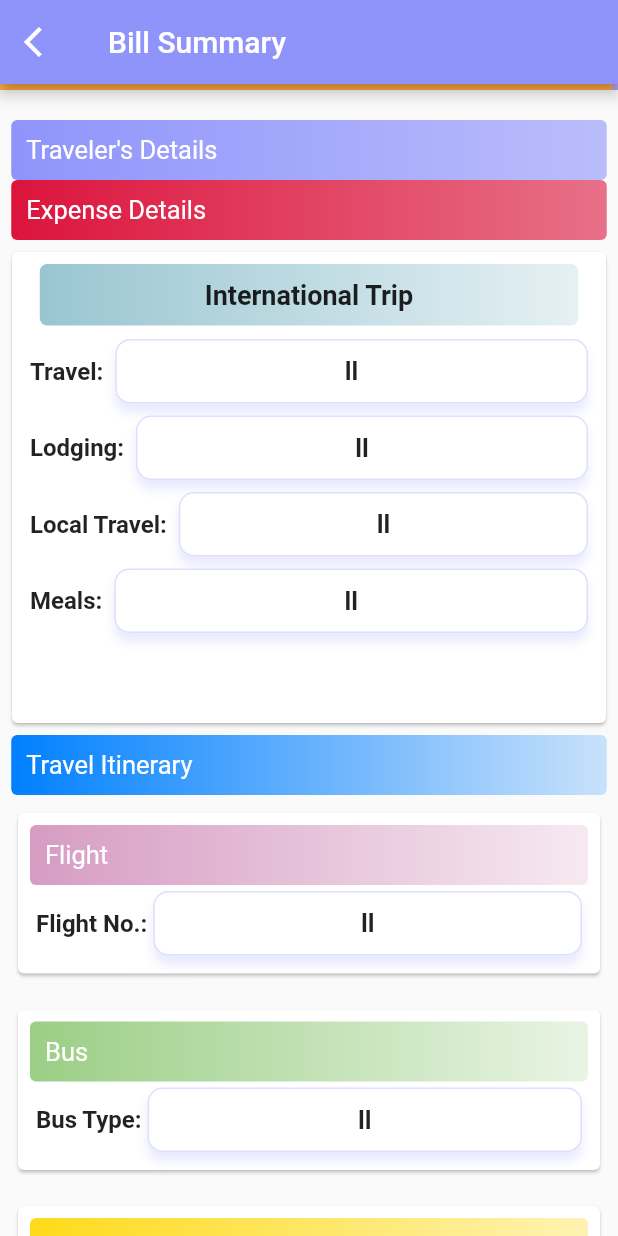
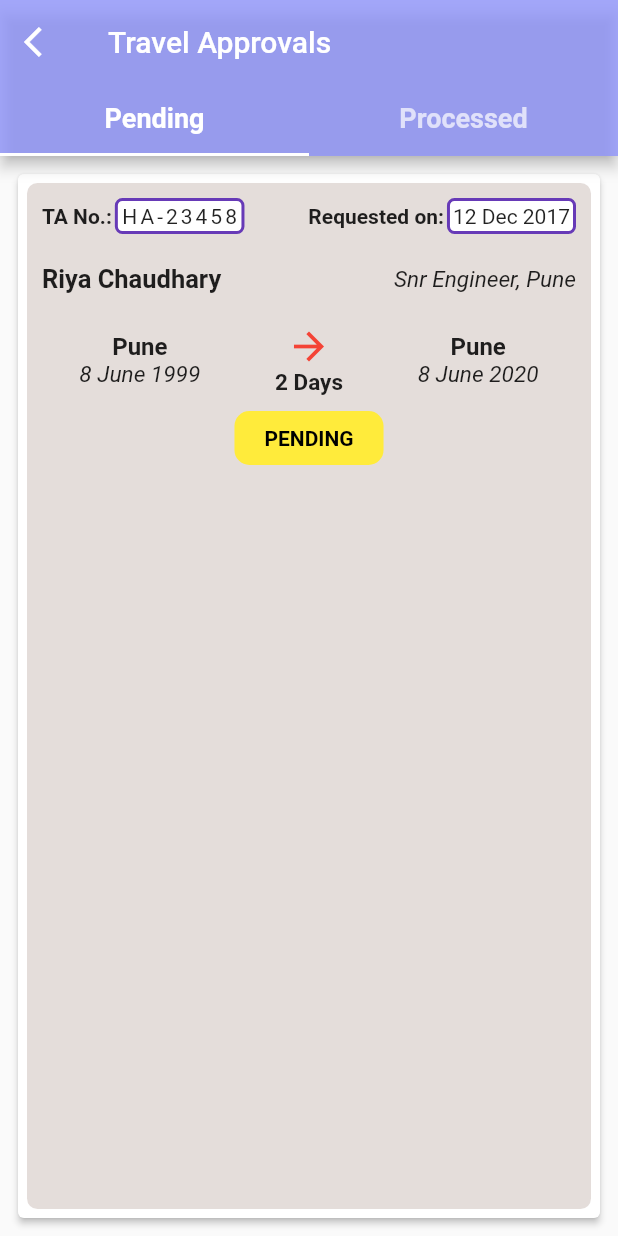
Before and after one commit to Riya-Chaudhary-dev/tar_form, a Flutter app: the screen it shows after launch, on a phone screen of 412 x 824 dp. Run offline on Flutter 3.47's test engine with Material 2 defaults, Android fonts, the phone set to English and light mode, and no system bars; our stand-ins replace firebase_auth, flutter_form_builder, flutter_spinkit, simple_animations; missing offline and left inert: date_range_picker; accounts and stored records are empty.

Commit message:
created travel log and approval pages

```diff
--- a/lib/SummaryPage.dart
+++ b/lib/SummaryPage.dart
@@ -116,11 +116,7 @@ class SummaryPage extends StatelessWidget {
                         padding:
                         EdgeInsets.symmetric(horizontal: 40, vertical: 10),
                         onPressed: () {
-//                      if (_fbKey.currentState.saveAndValidate()) {
-//                        print(_fbKey.currentState.value);
-//                        Scaffold.of(context).showSnackBar(
-//                            SnackBar(content: Text('Processing Data')));
-//                      }
+
                         },
                         color: Colors.red,
                         shape: StadiumBorder(),
--- a/lib/main.dart
+++ b/lib/main.dart
@@ -5,9 +5,9 @@ import 'package:tar_form/editProfile.dart';
 import 'package:tar_form/hotelItinerary.dart';
 import 'package:tar_form/login_page.dart';
 import 'package:tar_form/registration.dart';
+import 'package:tar_form/supervisor_approval_page.dart';
 import 'package:tar_form/travelItinerary.dart';
-import 'package:tar_form/travel_log.dart';
-
+import 'destination_details.dart';
 void main() => runApp(MyApp());
 
 class MyApp extends StatelessWidget {
@@ -23,9 +23,9 @@ class MyApp extends StatelessWidget {
           accentColor: Color.fromRGBO(143, 148, 251, 1),
           splashColor: Color.fromRGBO(143, 148, 251, 1),
         ),
-        home: SummaryPage(),
+        home: ApprovalPage(),
         routes: {
-          TravelLogPage.id: (context) => TravelLogPage(),
+//          TravelLogPage.id: (context) => TravelLogPage(),
           EditProfile.id: (context) => EditProfile(),
           RegistrationPage.id: (context) => RegistrationPage(),
           LoginPage.id: (context) => LoginPage(),
--- /dev/null
+++ b/lib/supervisor_approval_page.dart
@@ -0,0 +1,233 @@
+import 'package:flutter/material.dart';
+import 'dart:math';
+
+class ApprovalPage extends StatefulWidget {
+  @override
+  _ApprovalPageState createState() => _ApprovalPageState();
+}
+
+class _ApprovalPageState extends State<ApprovalPage> {
+
+  @override
+  Widget build(BuildContext context) {
+    return DefaultTabController(
+      length: 2,
+      child: Scaffold(
+        appBar: AppBar(
+          leading: IconButton(
+            icon: Icon(Icons.arrow_back_ios,color: Colors.white,),
+            onPressed: (){
+
+            },
+          ),
+          backgroundColor: Color.fromRGBO(143, 148, 251, 0.8),
+          title: Text(
+            'Travel Approvals',
+            style: TextStyle(color: Colors.white),
+          ),
+          bottom: TabBar(
+
+            indicatorColor: Colors.white,
+            labelColor: Colors.white,
+            labelStyle: TextStyle(fontSize: 18,fontWeight: FontWeight.w600,),
+            tabs: <Widget>[
+              Tab(
+                text: 'Pending',
+              ),
+              Tab(text: 'Processed',)
+            ],
+          ),
+        ),
+        body:TabBarView(children: <Widget>[
+          TravelApprovalCards(),
+          EmptyPage(pendingPage: false,),
+       ]),
+      ),
+    );
+  }
+}
+
+class TravelApprovalCards extends StatelessWidget {
+  TravelApprovalCards({this.ToDate,this.From,this.FromDate,this.status,this.TaNo,this.To});
+  String TaNo;
+  String From;
+  String name;
+  String empid;
+  String department;
+  String To;
+  DateTime RequestedOn;
+  DateTime FromDate;
+  DateTime ToDate;
+  String status;
+  Color color;
+
+  @override
+  Widget build(BuildContext context) {
+    if(status=='approved'){
+      color=Colors.green;
+    }
+    else if(status=='rejected'){
+      color=Colors.red;
+    }
+    else{
+      color=Colors.yellow;
+      status='PENDING';
+    }
+    return GestureDetector(
+      onTap: (){
+      },
+      child: Padding(
+        padding: const EdgeInsets.all(8.0),
+        child: Card(
+          elevation: 2,
+          child: Padding(
+            padding: const EdgeInsets.all(6.0),
+            child: Container(
+              decoration: BoxDecoration(
+                color: Colors.primaries[Random().nextInt(Colors.primaries.length)]
+                    .withOpacity(0.2),
+                borderRadius: BorderRadius.circular(7),
+              ),
+
+              child: Padding(
+                  padding: const EdgeInsets.all(2.0),
+                  child: Padding(
+                    padding: const EdgeInsets.all(8.0),
+                    child: Column(
+                      crossAxisAlignment: CrossAxisAlignment.start,
+                      children: <Widget>[
+                        Row(
+                          mainAxisAlignment: MainAxisAlignment.spaceBetween,
+                          children: <Widget>[
+                            Row(
+
+                              children: <Widget>[
+                                Text('TA No.:',style: TextStyle(fontSize: 14,fontWeight: FontWeight.w600),),
+                                SizedBox(width: 2,),
+                                Container(
+//                                padding: EdgeInsets.only(left:5.0),
+                                  padding: EdgeInsets.all(2),
+                                  decoration: BoxDecoration(
+                                    color: Colors.white,
+                                    borderRadius: BorderRadius.circular(5),
+                                    border: Border.all(
+                                      color: Colors.deepPurple,
+                                      //                   <--- border color
+                                      width: 2.0,
+                                    ),
+                                  ),
+                                  child: Text('HA-23458',style: TextStyle(
+                                      letterSpacing: 2,
+                                      fontSize: 14
+                                  ),),
+                                ),
+                              ],
+                            ),
+                            Row(
+                              children: <Widget>[
+                                Text('Requested on:',style: TextStyle(fontSize: 14,fontWeight: FontWeight.w600),),
+                                SizedBox(width: 2,),
+                                Container(
+//                                padding: EdgeInsets.only(left:5.0),
+                                  padding: EdgeInsets.all(2),
+                                  decoration: BoxDecoration(
+                                    color: Colors.white,
+                                    borderRadius: BorderRadius.circular(5),
+                                    border: Border.all(
+                                      color: Colors.deepPurple,
+                                      //                   <--- border color
+                                      width: 2.0,
+                                    ),
+                                  ),
+                                  child: Text('12 Dec 2017',style: TextStyle(
+                                      fontSize: 14
+                                  ),),
+                                )
+                              ],
+                            ),
+
+                          ],
+                        ),
+                        SizedBox(height: 20,),
+                        Row(
+                          mainAxisAlignment: MainAxisAlignment.spaceBetween,
+                          children: <Widget>[
+                            Text('Riya Chaudhary',style: TextStyle(fontWeight: FontWeight.w600,fontSize: 17),),
+                            Text('Snr Engineer, '+'Pune',style: TextStyle(fontStyle: FontStyle.italic,fontSize: 15),),
+                          ],
+                        ),
+
+                        SizedBox(height: 20,),
+                        Row(
+                          mainAxisAlignment: MainAxisAlignment.spaceAround,
+                          children: <Widget>[
+                            Column(
+                              children: <Widget>[
+                                Text('Pune', style: TextStyle(fontWeight: FontWeight.w600,fontSize: 16),),
+                                Text('8 June 1999', style: TextStyle(fontSize: 15,fontStyle: FontStyle.italic),),
+                              ],
+                            ),
+                            Column(
+                              children: <Widget>[
+                                Icon(Icons.arrow_forward, color: Colors.red,size: 30,),
+                                Text('2 Days',style: TextStyle(fontSize: 15, fontWeight: FontWeight.w600))
+                              ],
+                            ),
+                            Column(
+                              children: <Widget>[
+                                Text('Pune', style: TextStyle(fontWeight: FontWeight.w600,fontSize: 16),),
+                                Text('8 June 2020', style: TextStyle(fontSize: 15,fontStyle: FontStyle.italic),),
+                              ],
+                            ),
+                          ],
+                        ),
+                        SizedBox(height: 10,),
+                        Center(
+                          child: Container(
+                              padding: EdgeInsets.symmetric(horizontal: 20,vertical: 10),
+                              decoration: BoxDecoration(
+                                  borderRadius: BorderRadius.circular(10),
+                                  color: color
+                              ),
+                              child:
+                              Text(status.toUpperCase(),style: TextStyle(color: Colors.black,fontWeight: FontWeight.w600),)),
+                        )
+
+                      ],),
+                  )
+              ),
+            ),
+          ),
+        ),
+      ),
+    );
+  }
+}
+class EmptyPage extends StatelessWidget {
+  EmptyPage({this.pendingPage});
+  bool pendingPage;
+  @override
+  Widget build(BuildContext context) {
+    return Container(
+      child: pendingPage?Center(
+        child: Row(
+          mainAxisAlignment: MainAxisAlignment.center,
+          children: <Widget>[
+            Icon(Icons.error, color: Colors.grey[400],),
+            SizedBox(width: 5,),
+            Text('Phew, no travel requests pending!',style: TextStyle(color: Colors.grey[400]),),
+          ],
+        ),
+      ):Center(
+        child: Row(
+          mainAxisAlignment: MainAxisAlignment.center,
+          children: <Widget>[
+            Icon(Icons.error, color: Colors.grey[400],),
+            SizedBox(width: 5,),
+            Text('No travel authorization processed yet.',style: TextStyle(color: Colors.grey[400]),),
+          ],
+        ),
+      ),
+    );
+  }
+}
```
Also changed, not shown: lib/destination_details.dart (+139 -128 lines), lib/travel_log.dart (+15 -0 lines).
